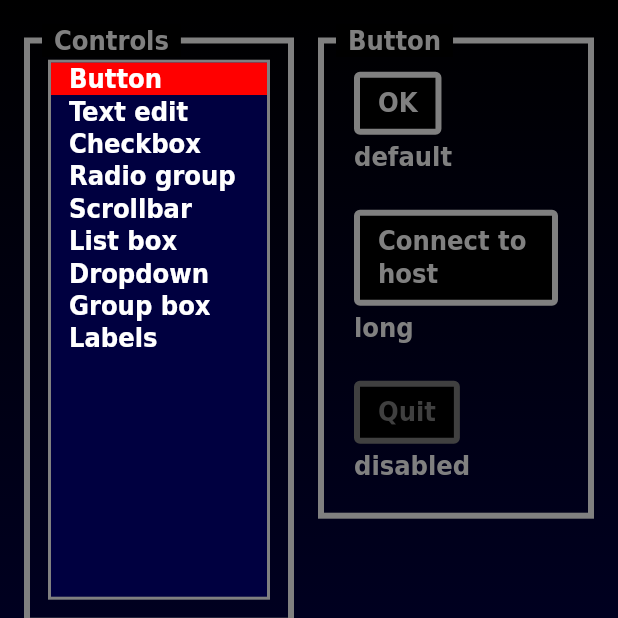
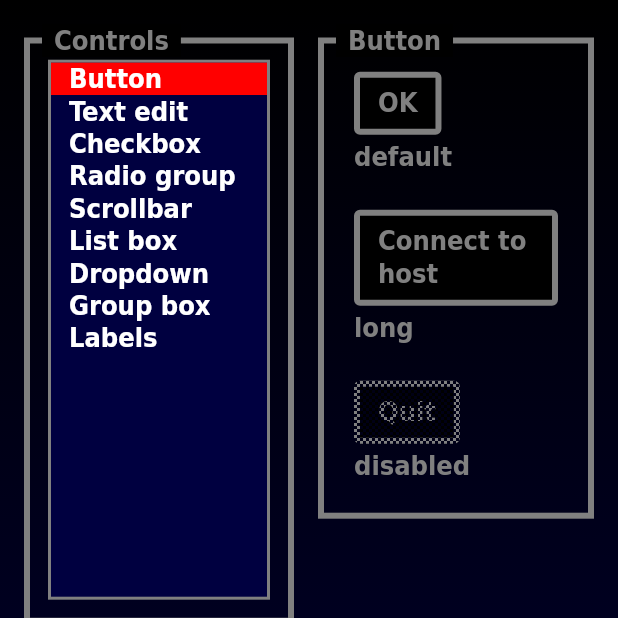
Before and after one commit to ArmageddonForge/WA-flutter-theme, a Flutter app: the screen it shows after launch, on a phone screen of 412 x 824 dp, the top half of it. Run offline on Flutter 3.47's test engine with Material 3 defaults, Android fonts, the phone set to English and light mode, and no system bars.

Commit message:
Replace ad-hoc disabled colours with WADisable mask
Disabled controls used a flat `WAColors.disabled` grey. WA actually
paints normal colours and overlays a 1-WA-pixel chequer alpha mask.
WADisable centralises this via `ShaderMaskLayer` + a tiled 2×2 image
— the GPU does the tiling, so cost is independent of widget size —
and wraps the subtree in `AbsorbPointer` + `ExcludeFocus` so disabled
controls can't be hovered, clicked, or focused. Text-edit uses the
`background: black` variant to match WA's edit-box colour-keying.

Also fixes text-edit foreground colour (grey-unfocused,
white-focused) to match WA's edit-control rendering, and adds a
disabled dropdown + initialText to the disabled text-edit in
storybook.

Co-Authored-By: Claude Opus 4.7 <noreply@anthropic.com>

```diff
--- a/lib/src/button.dart
+++ b/lib/src/button.dart
@@ -1,5 +1,6 @@
 import 'package:flutter/widgets.dart';
 
+import 'disable.dart';
 import 'pressable.dart';
 import 'theme.dart';
 
@@ -17,27 +18,26 @@ class WAButton extends StatelessWidget {
 
   @override
   Widget build(BuildContext context) {
-    return WAPressable(
+    return WADisable(
+      disabled: !enabled,
+      child: WAPressable(
         enabled: enabled,
         onActivate: onClick,
         builder: (context, hover, pressed, focused) {
           // Keyboard focus alone draws no visible change on a push button.
           // Only press (border yellow + face dark-blue) and hover (border
-        // white) produce feedback.
-        final Color borderColor = !enabled
-            ? WAColors.disabled
-            : pressed
+          // white) produce feedback. Disabled state is the checkerboard
+          // mask applied by WADisable; colours below are always the
+          // live values.
+          final Color borderColor = pressed
               ? WAColors.yellow
               : hover
                   ? WAColors.white
                   : WAColors.grey;
           final Color faceColor =
-            enabled && pressed ? WAColors.darkBlue : WAColors.black;
-        final Color textColor = !enabled
-            ? WAColors.disabled
-            : (pressed || hover)
-                ? WAColors.white
-                : WAColors.grey;
+              pressed ? WAColors.darkBlue : WAColors.black;
+          final Color textColor =
+              (pressed || hover) ? WAColors.white : WAColors.grey;
           return Container(
             padding: EdgeInsets.symmetric(
               horizontal: WAMetrics.controlPadH,
@@ -51,6 +51,7 @@ class WAButton extends StatelessWidget {
             child: Text(caption, style: WAFonts.bodyOn(textColor)),
           );
         },
+      ),
     );
   }
 }
--- /dev/null
+++ b/lib/src/disable.dart
@@ -0,0 +1,119 @@
+import 'dart:ui' as ui;
+
+import 'package:flutter/rendering.dart';
+import 'package:flutter/widgets.dart';
+
+import 'theme.dart';
+
+/// Marks [child] as disabled in WA's visual + behavioural sense.
+///
+/// Visual: applies the 1-WA-pixel checkerboard alpha mask — half the child's
+/// pixels are cut to full transparency, so whatever is behind shows through.
+/// This mirrors WA's native disabled-state rendering. Set [background] for
+/// the edit-box variant, where the cut-out cells render an opaque colour
+/// (palette-0 black) instead of transparent.
+///
+/// Behaviour: the subtree is wrapped in [AbsorbPointer] and [ExcludeFocus], so
+/// it cannot be hovered, clicked, or reached by keyboard focus traversal.
+///
+/// Widgets should always render in their normal-state colours; this widget
+/// produces the disabled appearance from them.
+class WADisable extends StatelessWidget {
+  const WADisable({
+    super.key,
+    required this.disabled,
+    required this.child,
+    this.background,
+  });
+
+  final bool disabled;
+  final Widget child;
+  final Color? background;
+
+  @override
+  Widget build(BuildContext context) {
+    if (!disabled) return child;
+    Widget result = _DisableMaskBox(child: child);
+    if (background != null) {
+      result = DecoratedBox(
+        decoration: BoxDecoration(color: background),
+        child: result,
+      );
+    }
+    return ExcludeFocus(child: AbsorbPointer(child: result));
+  }
+}
+
+class _DisableMaskBox extends SingleChildRenderObjectWidget {
+  const _DisableMaskBox({required Widget super.child});
+
+  @override
+  _RenderDisableMask createRenderObject(BuildContext context) =>
+      _RenderDisableMask();
+}
+
+class _RenderDisableMask extends RenderProxyBox {
+  final LayerHandle<ShaderMaskLayer> _maskLayer =
+      LayerHandle<ShaderMaskLayer>();
+  ui.Image? _tile;
+
+  @override
+  bool get alwaysNeedsCompositing => child != null;
+
+  /// A 2×2 ARGB tile: opaque-white at (1,0) and (0,1), transparent at (0,0)
+  /// and (1,1). Used with `BlendMode.dstIn` so the opaque cells keep the
+  /// child pixels and the transparent ones cut them away. The GPU repeats the
+  /// tile across the masked rect, so cost is one tiny texture + one quad per
+  /// disabled widget no matter how large it grows.
+  ui.Image _getTile() {
+    if (_tile != null) return _tile!;
+    final ui.PictureRecorder recorder = ui.PictureRecorder();
+    final Canvas canvas = Canvas(recorder);
+    final Paint white = Paint()..color = const Color(0xFFFFFFFF);
+    canvas.drawRect(const Rect.fromLTWH(1, 0, 1, 1), white);
+    canvas.drawRect(const Rect.fromLTWH(0, 1, 1, 1), white);
+    final ui.Picture picture = recorder.endRecording();
+    _tile = picture.toImageSync(2, 2);
+    picture.dispose();
+    return _tile!;
+  }
+
+  @override
+  void paint(PaintingContext context, Offset offset) {
+    final RenderBox? child = this.child;
+    if (child == null) {
+      _maskLayer.layer = null;
+      return;
+    }
+    // Scale the 1-pixel tile up to one WA pixel per cell, then translate so
+    // the chequer grid origin aligns with this RenderObject's top-left.
+    final double p = waPx(1);
+    final Matrix4 matrix = Matrix4.translationValues(offset.dx, offset.dy, 0)
+      ..scaleByDouble(p, p, 1, 1);
+    final ui.ImageShader shader = ui.ImageShader(
+      _getTile(),
+      TileMode.repeated,
+      TileMode.repeated,
+      matrix.storage,
+      filterQuality: FilterQuality.none,
+    );
+    _maskLayer.layer ??= ShaderMaskLayer();
+    _maskLayer.layer!
+      ..shader = shader
+      ..maskRect = offset & size
+      ..blendMode = BlendMode.dstIn;
+    context.pushLayer(
+      _maskLayer.layer!,
+      (PaintingContext ctx, Offset off) => ctx.paintChild(child, off),
+      offset,
+    );
+  }
+
+  @override
+  void dispose() {
+    _maskLayer.layer = null;
+    _tile?.dispose();
+    _tile = null;
+    super.dispose();
+  }
+}
--- a/lib/src/list_box.dart
+++ b/lib/src/list_box.dart
@@ -1,6 +1,7 @@
 import 'package:flutter/services.dart';
 import 'package:flutter/widgets.dart';
 
+import 'disable.dart';
 import 'theme.dart';
 
 class WAListBox extends StatefulWidget {
@@ -29,7 +30,9 @@ class _WAListBoxState extends State<WAListBox> {
   @override
   Widget build(BuildContext context) {
     final bool live = widget.enabled;
-    return Focus(
+    return WADisable(
+      disabled: !live,
+      child: Focus(
         canRequestFocus: live,
         onKeyEvent: (node, event) {
           if (!live || event is! KeyDownEvent) return KeyEventResult.ignored;
@@ -51,13 +54,15 @@ class _WAListBoxState extends State<WAListBox> {
           final bool hasFocus = Focus.of(context).hasFocus;
           // Outer border is always grey in WA, regardless of focus or hover.
           // Per-row keyboard focus is shown by a dotted grey rect (see below).
-        final Color border = live ? WAColors.grey : WAColors.disabled;
           return Container(
             width: widget.width,
             height: widget.height,
             decoration: BoxDecoration(
               color: WAColors.darkBlue,
-            border: Border.all(color: border, width: WAMetrics.borderWidth),
+              border: Border.all(
+                color: WAColors.grey,
+                width: WAMetrics.borderWidth,
+              ),
             ),
             child: ListView.builder(
               itemCount: widget.items.length,
@@ -65,10 +70,8 @@ class _WAListBoxState extends State<WAListBox> {
               padding: EdgeInsets.zero,
               itemBuilder: (context, i) {
                 final bool selected = i == widget.selectedIndex;
-              final Color bg = selected
-                  ? (live ? WAColors.selectionRed : WAColors.disabled)
-                  : WAColors.darkBlue;
-              final Color fg = !live ? WAColors.disabled : WAColors.white;
+                final Color bg =
+                    selected ? WAColors.selectionRed : WAColors.darkBlue;
                 return MouseRegion(
                   cursor: live
                       ? SystemMouseCursors.click
@@ -91,7 +94,10 @@ class _WAListBoxState extends State<WAListBox> {
                           horizontal: WAMetrics.controlPadH,
                         ),
                         alignment: Alignment.centerLeft,
-                      child: Text(widget.items[i], style: WAFonts.bodyOn(fg)),
+                        child: Text(
+                          widget.items[i],
+                          style: WAFonts.bodyOn(WAColors.white),
+                        ),
                       ),
                     ),
                   ),
@@ -100,6 +106,7 @@ class _WAListBoxState extends State<WAListBox> {
             ),
           );
         }),
+      ),
     );
   }
 }
--- a/lib/src/theme.dart
+++ b/lib/src/theme.dart
@@ -15,9 +15,6 @@ class WAColors {
   static const Color yellow = Color(0xFFFFFF00);
   static const Color selectionRed = Color(0xFFFF0000);
   static const Color pink = Color(0xFFFEB6A8);
-
-  /// Used for both text and border on any disabled control.
-  static const Color disabled = Color(0xFF404040);
 
   /// Vertical gradient used for the background of full-screen menus.
   static const Gradient backgroundGradient = LinearGradient(
--- a/lib/wa.dart
+++ b/lib/wa.dart
@@ -4,6 +4,7 @@ library;
 
 export 'src/button.dart';
 export 'src/checkbox.dart';
+export 'src/disable.dart';
 export 'src/dropdown.dart';
 export 'src/group_box.dart';
 export 'src/label.dart';
```
Also changed, not shown: example/lib/storybook.dart (+22 -2 lines), lib/src/checkbox.dart (+12 -23 lines), lib/src/dropdown.dart (+13 -17 lines), lib/src/radio.dart (+10 -21 lines), lib/src/scrollbar.dart (+19 -40 lines), lib/src/text_edit.dart (+18 -6 lines). Lines whose indentation alone changed are shown as unchanged.
